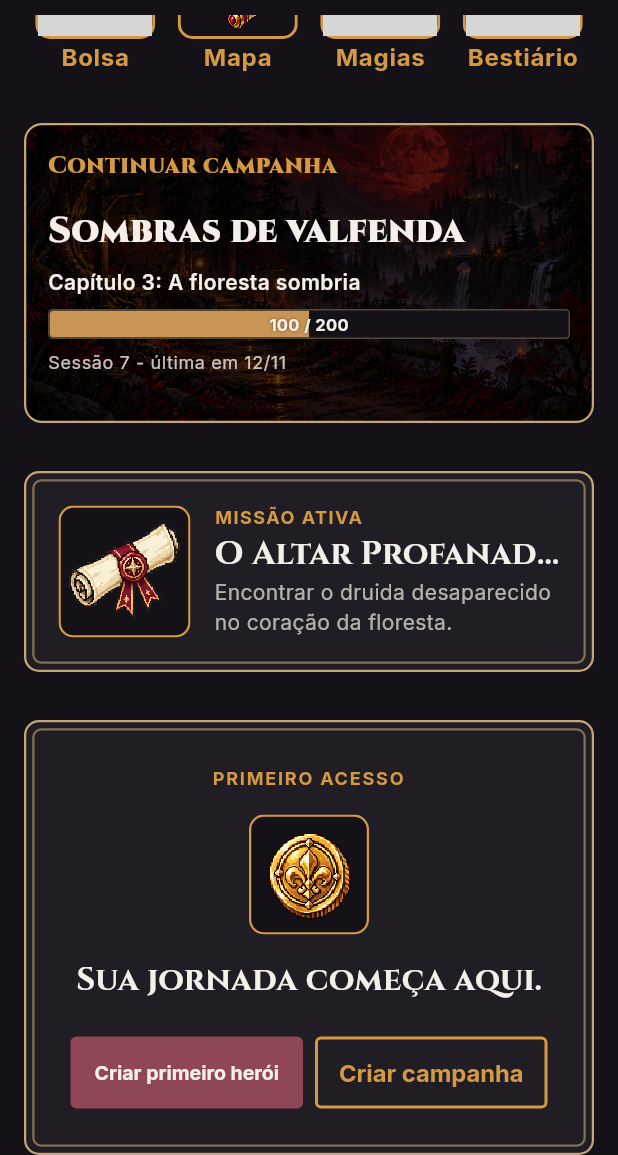
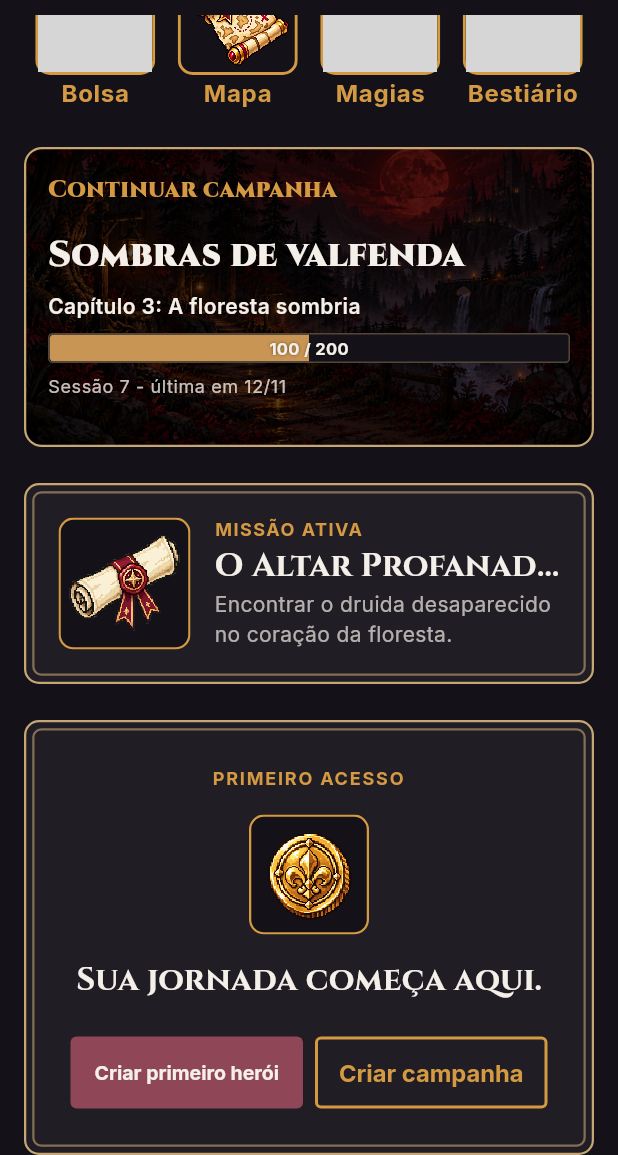
Before and after one commit to Gpeder/Grimorio, a Flutter app: the Home screen opened directly, scrolled down 216 dp, on a phone screen of 412 x 824 dp, the part 81-1236 px from its top. Run offline on Flutter 3.47's test engine with Material 3 defaults, Android fonts, the phone set to English and light mode, and no system bars; our stand-ins replace google_fonts; missing offline and left inert: flutter_floating_bottom_bar, pixelarticons; statements that could not run were skipped; grey boxes are pictures that could not be loaded.

Commit message:
ajusta espaçamentos da home
Espaçamento entre seções passa a ser controlado pela home em vez de cada componente.

Co-Authored-By: Claude Opus 5.5 <noreply@anthropic.com>

```diff
--- a/lib/home/components/campaings_active.dart
+++ b/lib/home/components/campaings_active.dart
@@ -13,8 +13,6 @@ class CampaingsActive extends StatelessWidget {
     final textTheme = Theme.of(context).textTheme;
 
     return SliverToBoxAdapter(
-      child: Padding(
-        padding: const EdgeInsets.all(AppSpacing.medium),
       child: Container(
         width: double.infinity,
         clipBehavior: Clip.antiAlias,
@@ -76,7 +74,6 @@ class CampaingsActive extends StatelessWidget {
           ),
         ),
       ),
-      ),
     );
   }
 }
--- a/lib/home/components/card_personagem_ativo.dart
+++ b/lib/home/components/card_personagem_ativo.dart
@@ -19,8 +19,6 @@ class CardPersonagemAtivo extends StatelessWidget {
     final textTheme = Theme.of(context).textTheme;
 
     return SliverToBoxAdapter(
-      child: Padding(
-        padding: const EdgeInsets.all(AppSpacing.medium),
       child: AppCard(
         padding: const EdgeInsets.all(AppSpacing.medium),
         child: Column(
@@ -129,7 +127,6 @@ class CardPersonagemAtivo extends StatelessWidget {
             Divider(height: AppSpacing.medium),
             _Atributos(personagem: personagem),
           ],
-          ),
         ),
       ),
     );
--- a/lib/home/components/mission_active.dart
+++ b/lib/home/components/mission_active.dart
@@ -14,8 +14,6 @@ class MissionActive extends StatelessWidget {
     final textTheme = Theme.of(context).textTheme;
 
     return SliverToBoxAdapter(
-      child: Padding(
-        padding: const EdgeInsets.all(AppSpacing.medium),
       child: AppCard(
         child: SquareLeadingRow(
           gap: AppSpacing.medium,
@@ -57,7 +55,6 @@ class MissionActive extends StatelessWidget {
           ),
         ),
       ),
-      ),
     );
   }
 }
--- a/lib/home/components/not_hero.dart
+++ b/lib/home/components/not_hero.dart
@@ -16,8 +16,6 @@ class NotHero extends StatelessWidget {
     final textTheme = Theme.of(context).textTheme;
 
     return SliverToBoxAdapter(
-      child: Padding(
-        padding: const EdgeInsets.all(AppSpacing.medium),
       child: AppCard(
         padding: const EdgeInsets.all(AppSpacing.large),
         child: Column(
@@ -70,7 +68,6 @@ class NotHero extends StatelessWidget {
           ],
         ),
       ),
-      ),
     );
   }
 }
--- a/lib/home/home.dart
+++ b/lib/home/home.dart
@@ -1,4 +1,6 @@
 import 'package:flutter/material.dart';
+import 'package:flutter_floating_bottom_bar/flutter_floating_bottom_bar.dart';
+import 'package:grimorio/app/theme/app_spacing.dart';
 import 'package:grimorio/home/components/campaings_active.dart';
 import 'package:grimorio/home/components/card_personagem_ativo.dart';
 import 'package:grimorio/home/components/home_appbar.dart';
@@ -10,21 +12,72 @@ import 'package:grimorio/models/personagens_mock.dart';
 class Home extends StatelessWidget {
   const Home({super.key});
 
+  static const _espacoEntreSecoes = AppSpacing.large;
+
   @override
   Widget build(BuildContext context) {
     const personagem = personagemAtivoMock;
+
+    const secoes = <Widget>[
+      CardPersonagemAtivo(personagem: personagem),
+      MenuActions(),
+      CampaingsActive(),
+      MissionActive(),
+      NotHero(),
+    ];
 
     return Scaffold(
       body: CustomScrollView(
         slivers: [
           HomeAppbar(avatarPath: personagem.retrato),
-          const CardPersonagemAtivo(personagem: personagem),
-          const MenuActions(),
-          const CampaingsActive(),
-          const MissionActive(),
-          const NotHero()
+          SliverPadding(
+            padding: const EdgeInsets.fromLTRB(
+              AppSpacing.medium,
+              AppSpacing.medium,
+              AppSpacing.medium,
+              0,
+            ),
+            sliver: SliverMainAxisGroup(
+              slivers: [
+                for (var i = 0; i < secoes.length; i++) ...[
+                  if (i > 0)
+                    const SliverToBoxAdapter(
+                      child: SizedBox(height: _espacoEntreSecoes),
+                    ),
+                  secoes[i],
+                ],
+              ],
+            ),
+          ),
+          const _EspacoBottomBar(),
         ],
       ),
     );
   }
 }
+
+/// Reserva no fim da rolagem a altura da bottom bar flutuante, para o último
+/// card nunca ficar escondido atrás dela.
+class _EspacoBottomBar extends StatelessWidget {
+  const _EspacoBottomBar();
+
+  @override
+  Widget build(BuildContext context) {
+    final barHeight = BottomBarScope.maybeOf(context)?.barHeight;
+
+    if (barHeight == null) {
+      return SliverToBoxAdapter(
+        child: SizedBox(
+          height: MediaQuery.paddingOf(context).bottom + AppSpacing.large,
+        ),
+      );
+    }
+
+    return ValueListenableBuilder<double>(
+      valueListenable: barHeight,
+      builder: (context, altura, _) => SliverToBoxAdapter(
+        child: SizedBox(height: altura + AppSpacing.medium),
+      ),
+    );
+  }
+}
```
Also changed, not shown: lib/home/components/menu_actions.dart (+1 -9 lines). Lines whose indentation alone changed are shown as unchanged.
